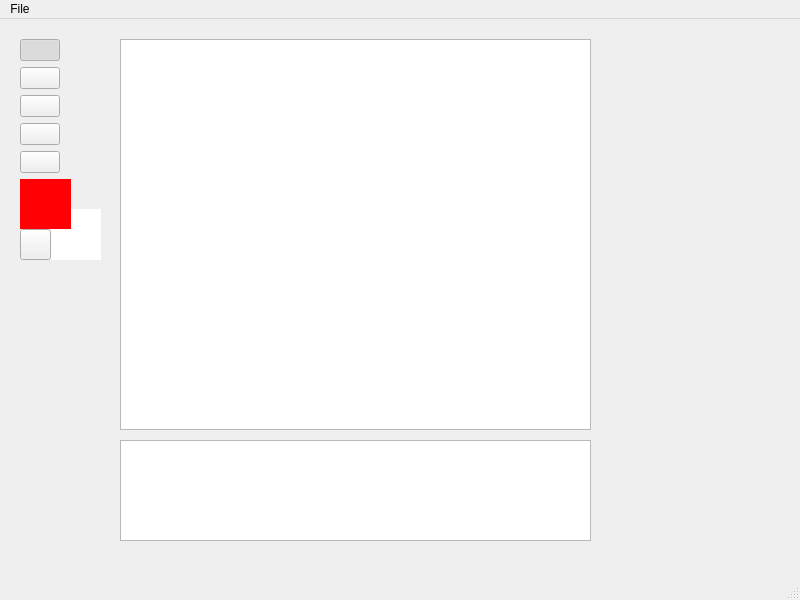
Before: the Qt Designer form PixelEditor/mainwindow.ui in University-of-Utah-CS3505/a7-sprite-editor-s22-Anudlok, drawn with Qt 5.
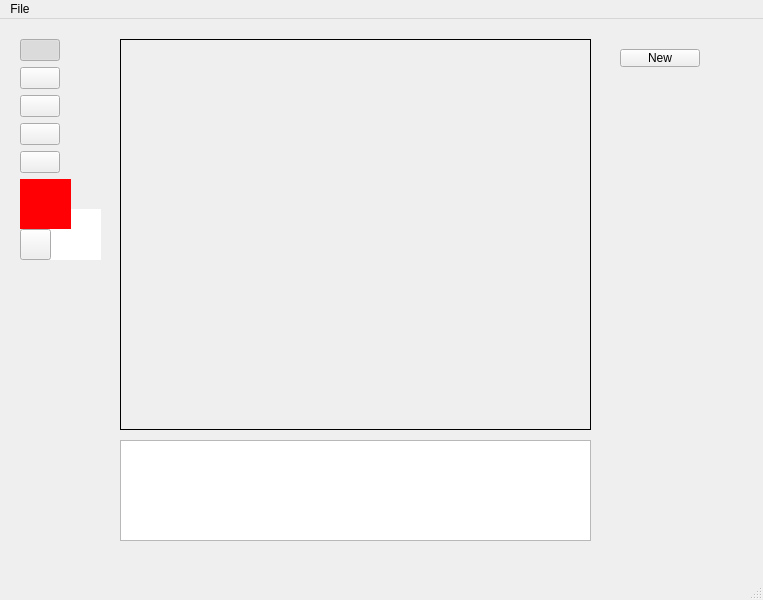
After: the same form once the commit is applied. Icons and pictures are not drawn.

Commit message: Made tests to display image to label

Patch:
```diff
--- a/PixelEditor/mainwindow.ui
+++ b/PixelEditor/mainwindow.ui
@@ -6,7 +6,7 @@
    <rect>
     <x>0</x>
     <y>0</y>
-    <width>800</width>
+    <width>763</width>
     <height>600</height>
    </rect>
   </property>
@@ -14,28 +14,6 @@
    <string>MainWindow</string>
   </property>
   <widget class="QWidget" name="centralwidget">
-   <widget class="QGraphicsView" name="editFrameView">
-    <property name="geometry">
-     <rect>
-      <x>120</x>
-      <y>20</y>
-      <width>471</width>
-      <height>391</height>
-     </rect>
-    </property>
-    <property name="sizePolicy">
-     <sizepolicy hsizetype="Fixed" vsizetype="Fixed">
-      <horstretch>0</horstretch>
-      <verstretch>0</verstretch>
-     </sizepolicy>
-    </property>
-    <property name="toolTip">
-     <string>Select Tool</string>
-    </property>
-    <property name="accessibleName">
-     <string>Select Tool</string>
-    </property>
-   </widget>
    <widget class="QWidget" name="verticalLayoutWidget">
     <property name="geometry">
      <rect>
@@ -340,14 +318,49 @@
      <string>Select Tool</string>
     </property>
    </widget>
+   <widget class="QLabel" name="editDrawingWindow">
+    <property name="geometry">
+     <rect>
+      <x>120</x>
+      <y>20</y>
+      <width>471</width>
+      <height>391</height>
+     </rect>
+    </property>
+    <property name="autoFillBackground">
+     <bool>true</bool>
+    </property>
+    <property name="frameShape">
+     <enum>QFrame::Box</enum>
+    </property>
+    <property name="text">
+     <string/>
+    </property>
+    <property name="alignment">
+     <set>Qt::AlignCenter</set>
+    </property>
+   </widget>
+   <widget class="QPushButton" name="btnTest">
+    <property name="geometry">
+     <rect>
+      <x>620</x>
+      <y>30</y>
+      <width>80</width>
+      <height>18</height>
+     </rect>
+    </property>
+    <property name="text">
+     <string>New</string>
+    </property>
+   </widget>
   </widget>
   <widget class="QMenuBar" name="menubar">
    <property name="geometry">
     <rect>
      <x>0</x>
      <y>0</y>
-     <width>800</width>
-     <height>26</height>
+     <width>763</width>
+     <height>17</height>
     </rect>
    </property>
    <widget class="QMenu" name="menuFile">
```
Left out of the diff: 16 changed lines with no effect on the pictures. The commit also changes 5 other files.
